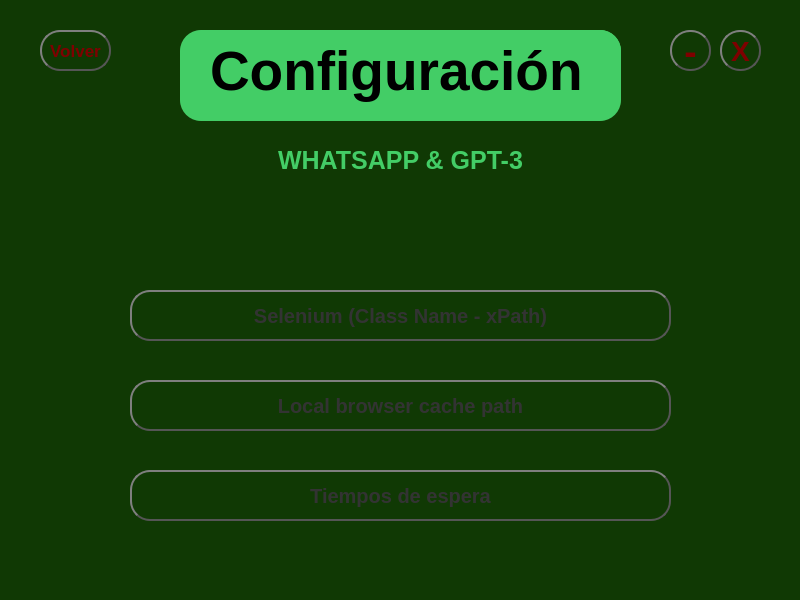
Qt form ui/config.ui (SASOFTCO/ChatBot_WhatsApp) before a commit.
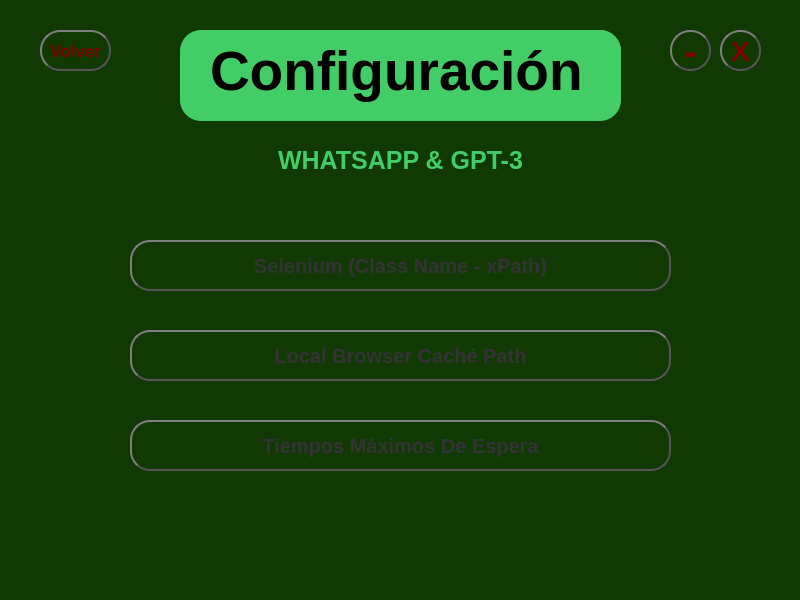
The same form after that commit. Icons and pictures are not drawn.

Commit message: leer y guardar config desde config.py

```diff
--- a/ui/config.ui
+++ b/ui/config.ui
@@ -85,7 +85,7 @@
     <property name="geometry">
      <rect>
       <x>130</x>
-      <y>290</y>
+      <y>240</y>
       <width>541</width>
       <height>51</height>
      </rect>
@@ -152,7 +152,7 @@
     <property name="geometry">
      <rect>
       <x>130</x>
-      <y>380</y>
+      <y>330</y>
       <width>541</width>
       <height>51</height>
      </rect>
@@ -209,7 +209,7 @@
 	}</string>
     </property>
     <property name="text">
-     <string>Local browser cache path</string>
+     <string>Local Browser Caché Path</string>
     </property>
    </widget>
    <widget class="QLabel" name="titleLabel">
@@ -396,7 +396,7 @@
     <property name="geometry">
      <rect>
       <x>130</x>
-      <y>470</y>
+      <y>420</y>
       <width>541</width>
       <height>51</height>
      </rect>
@@ -453,14 +453,14 @@
 	}</string>
     </property>
     <property name="text">
-     <string>Tiempos de espera</string>
+     <string>Tiempos Máximos De Espera</string>
     </property>
    </widget>
    <widget class="QLabel" name="infoSoft">
     <property name="geometry">
      <rect>
       <x>470</x>
-      <y>210</y>
+      <y>510</y>
       <width>51</width>
       <height>51</height>
      </rect>
@@ -482,7 +482,7 @@
     <property name="geometry">
      <rect>
       <x>380</x>
-      <y>210</y>
+      <y>510</y>
       <width>51</width>
       <height>51</height>
      </rect>
@@ -504,7 +504,7 @@
     <property name="geometry">
      <rect>
       <x>290</x>
-      <y>210</y>
+      <y>510</y>
       <width>51</width>
       <height>51</height>
      </rect>
```
Left out of the diff: 2 changed lines with no effect on the pictures. The commit also changes 12 other files.
